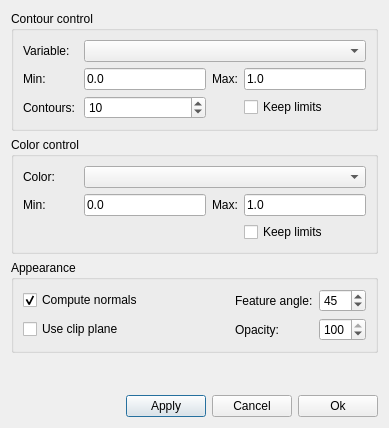
Before: the Qt Designer form ElmerGUI/Application/vtkpost/isosurface.ui in tehnick/elmerfem, drawn with Qt 5.
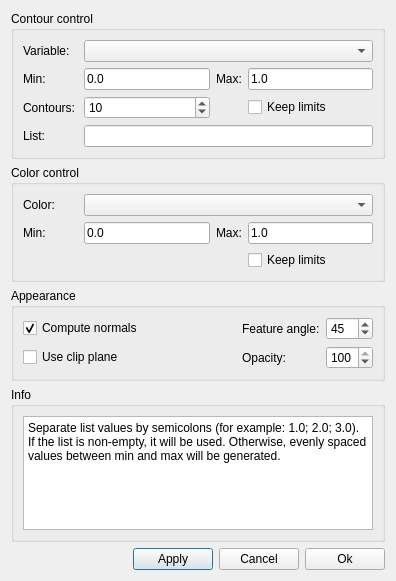
After: the same form once the commit is applied. Icons and pictures are not drawn.

Commit message: ElmerGUI: Added the possibility to explicitely list contour values for isosurfaces

Diff of the .ui file:
```diff
--- a/ElmerGUI/Application/vtkpost/isosurface.ui
+++ b/ElmerGUI/Application/vtkpost/isosurface.ui
@@ -5,8 +5,8 @@
    <rect>
     <x>0</x>
     <y>0</y>
-    <width>385</width>
-    <height>428</height>
+    <width>396</width>
+    <height>581</height>
    </rect>
   </property>
   <property name="windowTitle" >
@@ -151,6 +151,33 @@
         </item>
        </layout>
       </item>
+      <item>
+       <layout class="QHBoxLayout" >
+        <item>
+         <widget class="QLabel" name="listLabel" >
+          <property name="minimumSize" >
+           <size>
+            <width>55</width>
+            <height>0</height>
+           </size>
+          </property>
+          <property name="text" >
+           <string>List:</string>
+          </property>
+         </widget>
+        </item>
+        <item>
+         <widget class="QLineEdit" name="contourList" >
+          <property name="maximumSize" >
+           <size>
+            <width>16777215</width>
+            <height>24</height>
+           </size>
+          </property>
+         </widget>
+        </item>
+       </layout>
+      </item>
      </layout>
     </widget>
    </item>
@@ -348,6 +375,28 @@
      </layout>
     </widget>
    </item>
+   <item>
+    <widget class="QGroupBox" name="infoGroup" >
+     <property name="title" >
+      <string>Info</string>
+     </property>
+     <layout class="QVBoxLayout" >
+      <item>
+       <widget class="QTextEdit" name="infoEdit" >
+        <property name="readOnly" >
+         <bool>true</bool>
+        </property>
+        <property name="html" >
+         <string>&lt;html>&lt;head>&lt;meta name="qrichtext" content="1" />&lt;style type="text/css">
+p, li { white-space: pre-wrap; }
+&lt;/style>&lt;/head>&lt;body style=" font-family:'Sans Serif'; font-size:9pt; font-weight:400; font-style:normal;">
+&lt;p style=" margin-top:0px; margin-bottom:0px; margin-left:0px; margin-right:0px; -qt-block-indent:0; text-indent:0px;">Separate list values by semicolons (for example: 1.0; 2.0; 3.0). If the list is non-empty, it will be used. Otherwise, evenly spaced values between min and max will be generated.&lt;/p>&lt;/body>&lt;/html></string>
+        </property>
+       </widget>
+      </item>
+     </layout>
+    </widget>
+   </item>
    <item>
     <spacer>
      <property name="orientation" >
```
Left out of the diff: 20 changed lines with no effect on the pictures. The commit also changes 4 other files.
